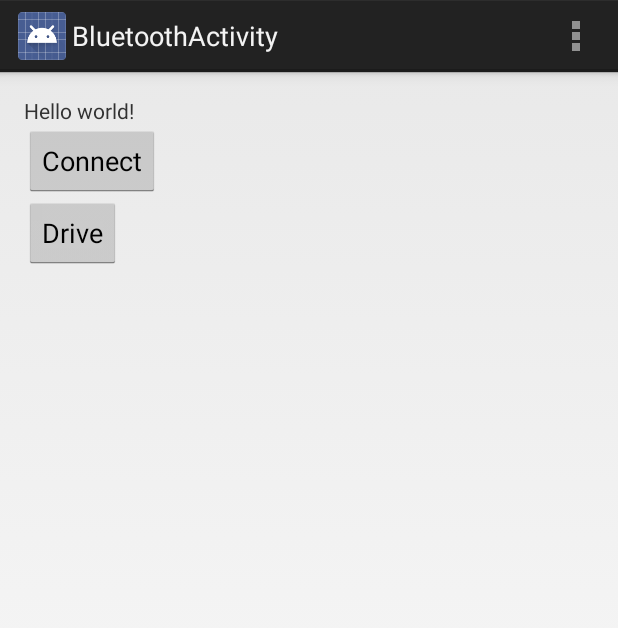
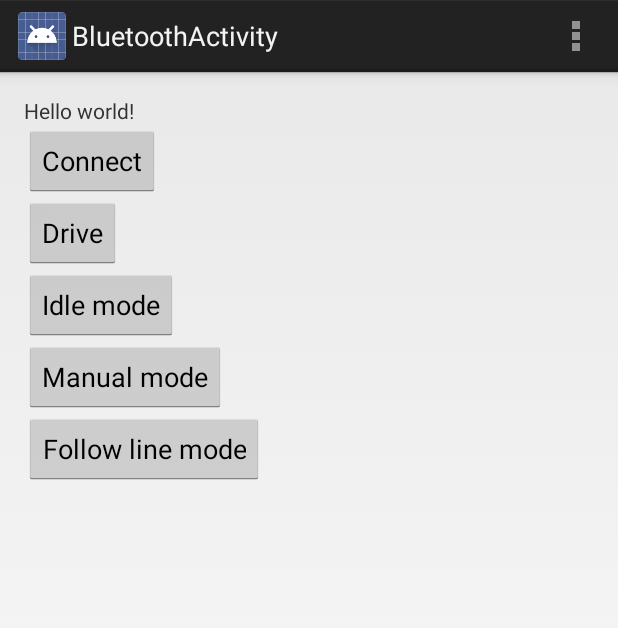
Before and after one commit to andreymir/batmobile, an Android app: the screen it shows after launch (BluetoothActivity), on a phone screen of 412 x 824 dp. Shown: the top 628 px of the screen. Run offline under Robolectric (Android 15) with nearby library versions, the phone set to English and light mode, and no system bars.

Commit message:
Add change mode command

```diff
--- a/android/BatMobileProject/BatMobile/src/main/res/layout/fragment_bluetooth.xml
+++ b/android/BatMobileProject/BatMobile/src/main/res/layout/fragment_bluetooth.xml
@@ -32,4 +32,31 @@
         android:layout_alignParentLeft="true"
         android:onClick="onDriveButtonClick" />
 
+    <Button
+        android:layout_width="wrap_content"
+        android:layout_height="wrap_content"
+        android:text="Idle mode"
+        android:id="@+id/idleModeButton"
+        android:layout_below="@+id/driveButton"
+        android:layout_alignParentLeft="true"
+        android:onClick="onIdleModeButtonClick" />
+
+    <Button
+        android:layout_width="wrap_content"
+        android:layout_height="wrap_content"
+        android:text="Manual mode"
+        android:id="@+id/manualModeButton"
+        android:onClick="onManualModeButtonClick"
+        android:layout_below="@+id/idleModeButton"
+        android:layout_alignParentLeft="true" />
+
+    <Button
+        android:layout_width="wrap_content"
+        android:layout_height="wrap_content"
+        android:text="Follow line mode"
+        android:id="@+id/followLineModeButton"
+        android:onClick="onFollowLineModeButtonClick"
+        android:layout_below="@+id/manualModeButton"
+        android:layout_alignParentLeft="true" />
+
 </RelativeLayout>
```
Also changed, not shown: android/BatMobileProject/BatMobile/src/main/java/com/example/batmobile/BluetoothActivity.java (+24 -0 lines), 3 other files.
